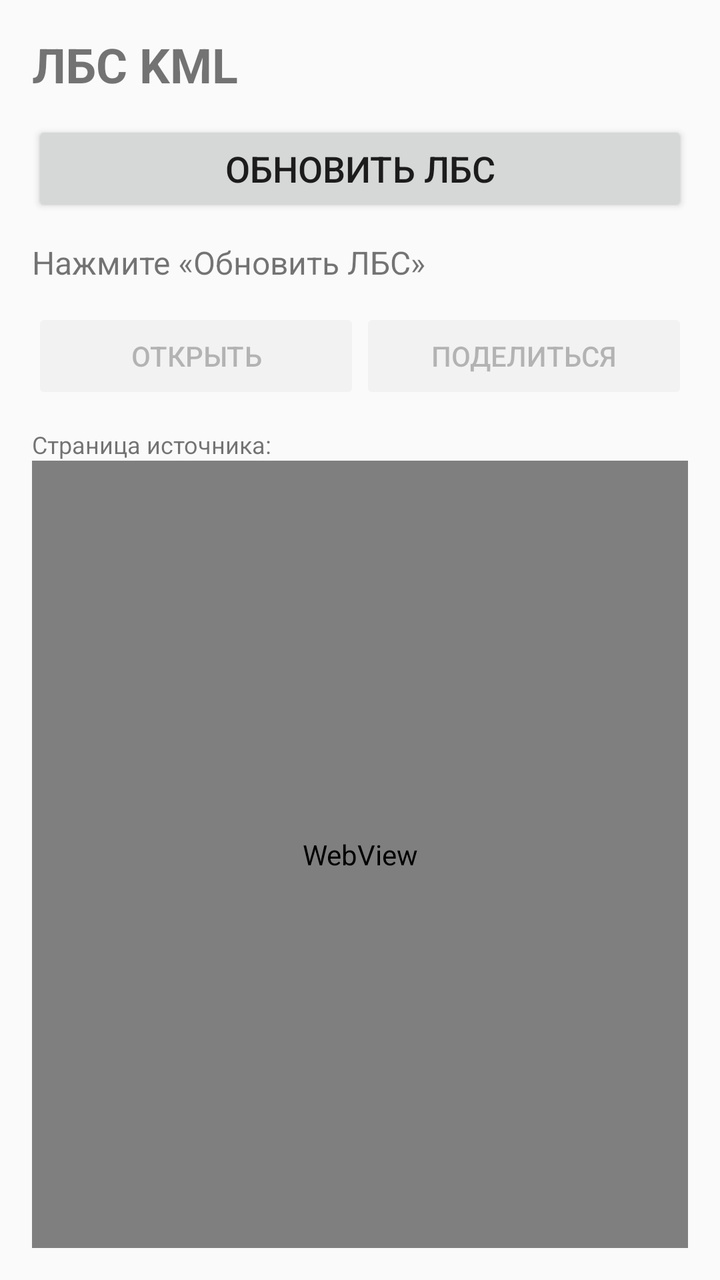
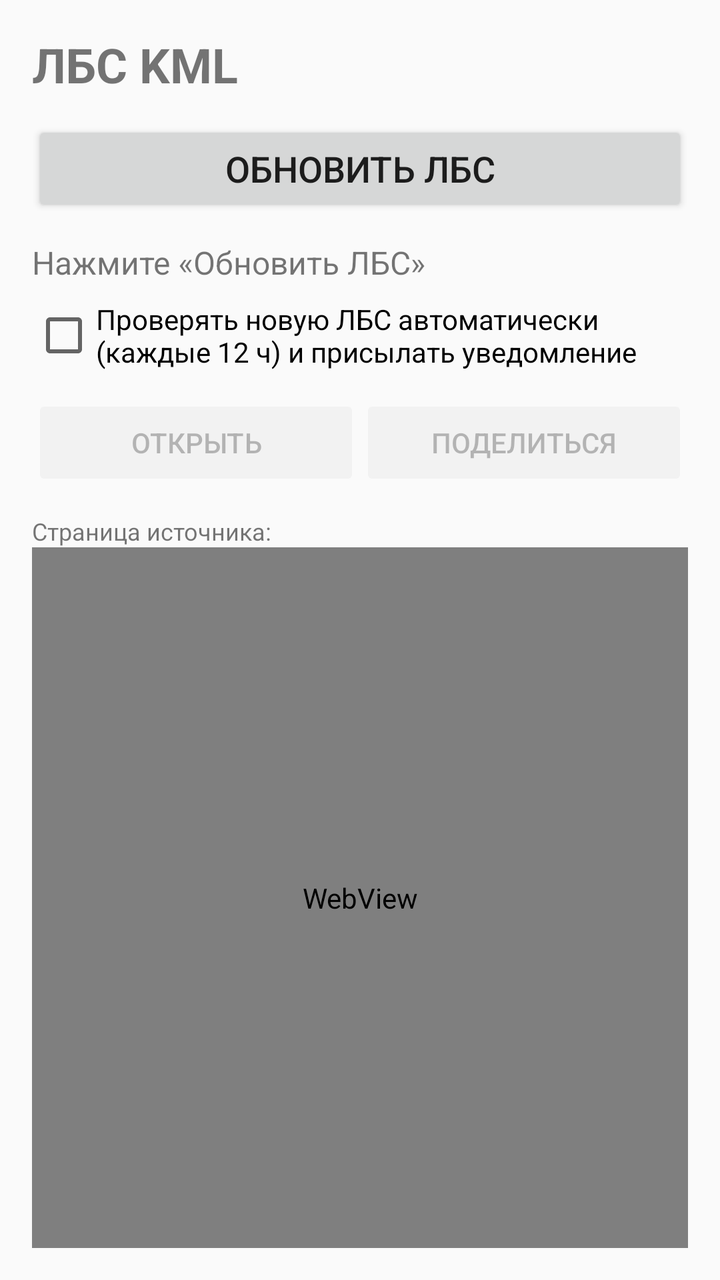

Two renders of the same Android screen: before a commit and after it. Below are the layout's source before the change and the commit's diff.
<!-- AndroidManifest.xml: application theme android:Theme.Material.Light.NoActionBar -->
<!-- res/layout/activity_main.xml -->
<?xml version="1.0" encoding="utf-8"?>
<LinearLayout xmlns:android="http://schemas.android.com/apk/res/android"
    android:layout_width="match_parent"
    android:layout_height="match_parent"
    android:id="@+id/root"
    android:orientation="vertical"
    android:padding="16dp">

    <TextView
        android:layout_width="match_parent"
        android:layout_height="wrap_content"
        android:layout_marginBottom="12dp"
        android:text="ЛБС KML"
        android:textSize="24sp"
        android:textStyle="bold" />

    <Button
        android:id="@+id/btnUpdate"
        android:layout_width="match_parent"
        android:layout_height="wrap_content"
        android:text="Обновить ЛБС"
        android:textSize="18sp" />

    <TextView
        android:id="@+id/status"
        android:layout_width="match_parent"
        android:layout_height="wrap_content"
        android:layout_marginTop="12dp"
        android:text="Нажмите «Обновить ЛБС»"
        android:textSize="16sp" />

    <LinearLayout
        android:layout_width="match_parent"
        android:layout_height="wrap_content"
        android:layout_marginTop="12dp"
        android:orientation="horizontal">

        <Button
            android:id="@+id/btnOpen"
            android:layout_width="0dp"
            android:layout_height="wrap_content"
            android:layout_weight="1"
            android:enabled="false"
            android:text="Открыть" />

        <Button
            android:id="@+id/btnShare"
            android:layout_width="0dp"
            android:layout_height="wrap_content"
            android:layout_weight="1"
            android:enabled="false"
            android:text="Поделиться" />
    </LinearLayout>

    <TextView
        android:layout_width="match_parent"
        android:layout_height="wrap_content"
        android:layout_marginTop="12dp"
        android:text="Страница источника:"
        android:textSize="12sp" />

    <WebView
        android:id="@+id/web"
        android:layout_width="match_parent"
        android:layout_height="0dp"
        android:layout_weight="1" />
</LinearLayout>
<!-- resources referenced by this layout -->
<resources>

</resources>

<!-- the commit's change to res/layout/activity_main.xml (unified diff, before → after) -->
@@ -28,6 +28,13 @@
         android:layout_marginTop="12dp"
         android:text="Нажмите «Обновить ЛБС»"
         android:textSize="16sp" />
+
+    <CheckBox
+        android:id="@+id/autoCheck"
+        android:layout_width="match_parent"
+        android:layout_height="wrap_content"
+        android:layout_marginTop="8dp"
+        android:text="Проверять новую ЛБС автоматически (каждые 12 ч) и присылать уведомление" />
 
     <LinearLayout
         android:layout_width="match_parent"
